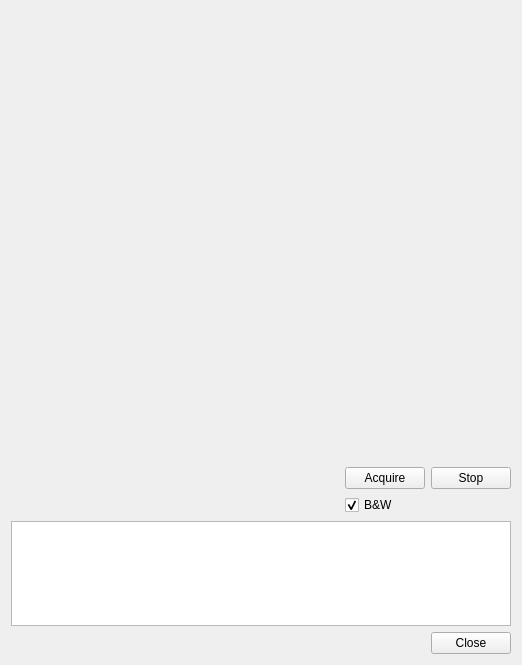
Above: Exercise3/Form1/Form1.ui from xavisolesoft/Qt_OpenCV_CamViewer before the change. Below: the same form after it.
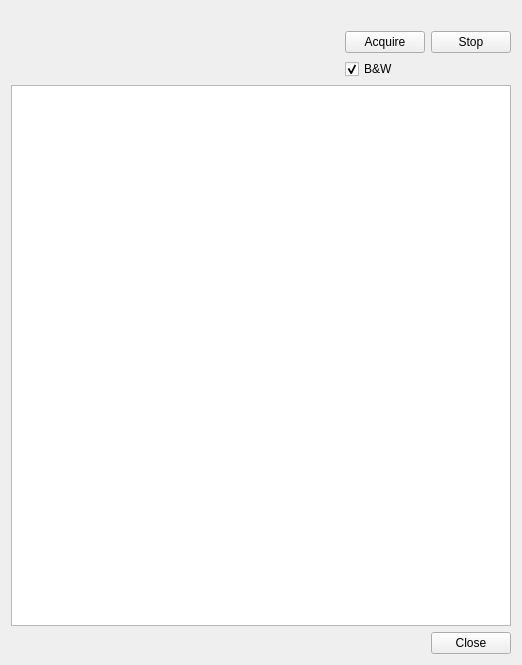
That is the form after the change.

The edit to the form file:
```diff
--- a/Exercise3/Form1/Form1.ui
+++ b/Exercise3/Form1/Form1.ui
@@ -80,18 +80,9 @@
      </spacer>
     </item>
     <item row="0" column="0" colspan="3">
-     <widget class="QWidget" name="imageWidget" native="true">
-      <property name="sizePolicy">
-       <sizepolicy hsizetype="Preferred" vsizetype="Fixed">
-        <horstretch>0</horstretch>
-        <verstretch>0</verstretch>
-       </sizepolicy>
-      </property>
-      <property name="minimumSize">
-       <size>
-        <width>0</width>
-        <height>450</height>
-       </size>
+     <widget class="QLabel" name="imageLabel">
+      <property name="text">
+       <string/>
       </property>
      </widget>
     </item>
```
Left out of the diff: 40 changed lines with no effect on the pictures.
